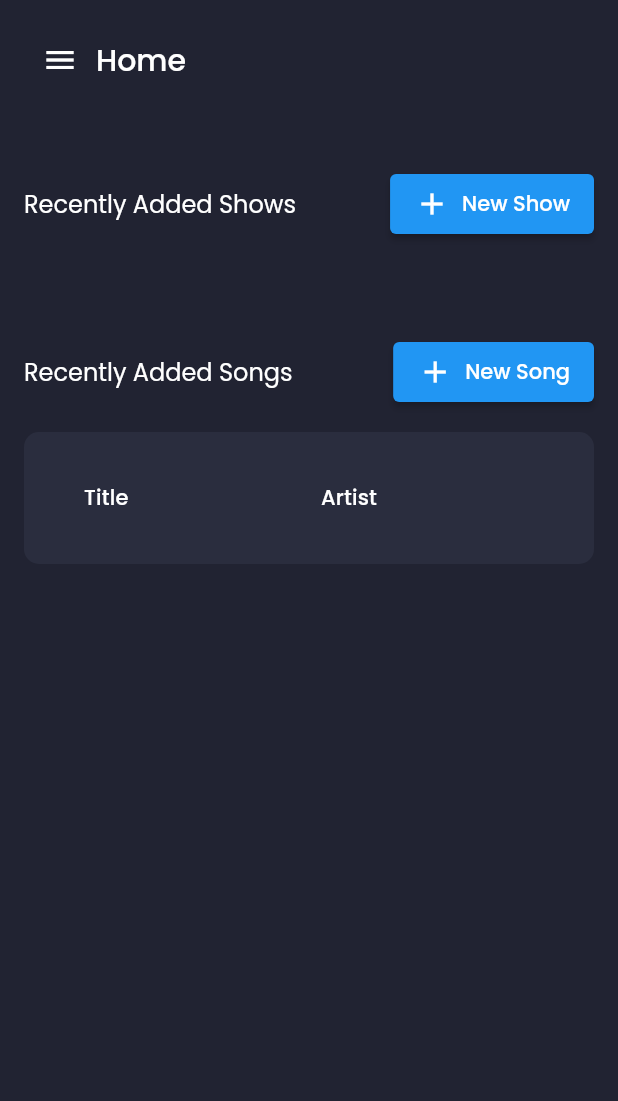
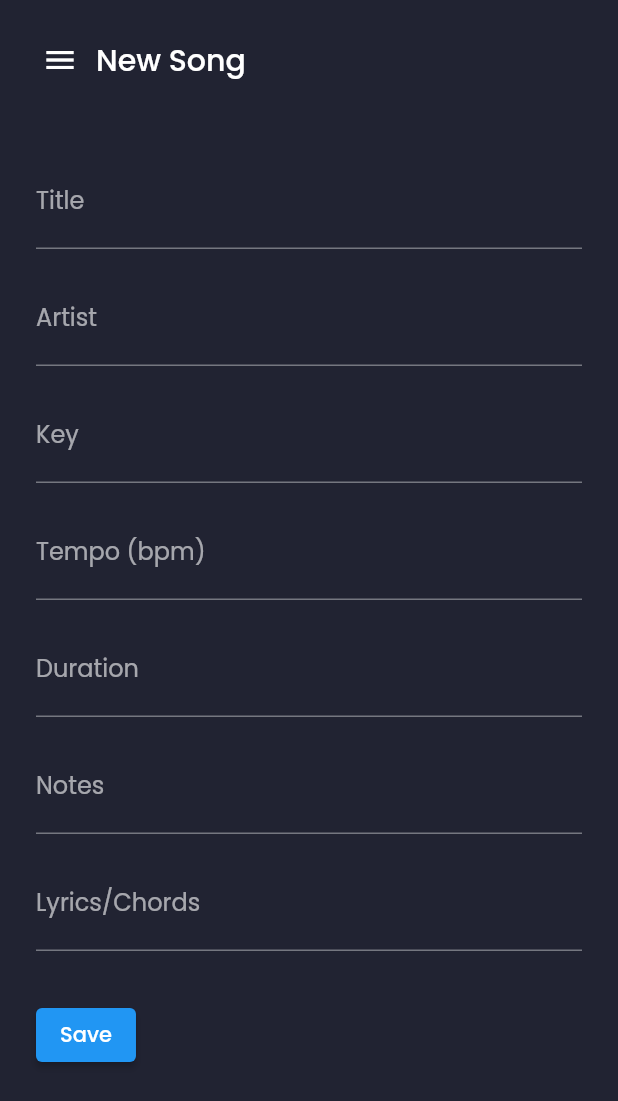
Before and after one commit to nandopedrosa/songlist-mobile, a Flutter app: the screen it shows after launch, after a tap on the "menu" icon, after a tap on "New Show", after a tap on "New Song", on a phone screen of 412 x 824 dp. Shown: the top 1101 px of the screen. Run offline on Flutter 3.47's test engine with Material 2 defaults, Android fonts, the phone set to English and light mode, and no system bars; drawn by our look-alikes of data_table_2; our stand-ins replace flutter_svg, google_fonts, sqflite; missing offline and left inert: easy_mask; accounts and stored records are empty; project files that could hold a hidden picture were left out.

Commit message:
New song form. Not saving yet

```diff
--- a/songlist_mobile/lib/components/all_songs_table.dart
+++ b/songlist_mobile/lib/components/all_songs_table.dart
@@ -2,8 +2,7 @@ import 'package:flutter/material.dart';
 import 'package:songlist_mobile/localization/localization_service.dart';
 import 'package:songlist_mobile/models/song.dart';
 import 'package:songlist_mobile/service/song_service.dart';
-import 'package:flutter_svg/flutter_svg.dart';
-import '../constants.dart';
+import '../util/constants.dart';
 
 // ignore: must_be_immutable
 class AllSongsTable extends StatefulWidget {
--- /dev/null
+++ b/songlist_mobile/lib/components/edit_song_form.dart
@@ -0,0 +1,145 @@
+import 'package:flutter/material.dart';
+import 'package:intl/intl.dart';
+import 'package:songlist_mobile/components/save_button.dart';
+import 'package:songlist_mobile/components/text_area_editor.dart';
+import 'package:songlist_mobile/components/text_field_editor.dart';
+import 'package:songlist_mobile/localization/localization_service.dart';
+import 'package:songlist_mobile/models/song.dart';
+import 'package:songlist_mobile/service/song_service.dart';
+import 'package:songlist_mobile/util/validation.dart';
+import '../util/constants.dart';
+
+// ignore: must_be_immutable
+class EditSongForm extends StatefulWidget {
+  int? songId;
+
+  EditSongForm({
+    Key? key,
+    this.songId,
+  }) : super(key: key);
+
+  @override
+  _EditSongForm createState() => _EditSongForm(songId);
+}
+
+class _EditSongForm extends State<EditSongForm> {
+  int? songId;
+  final TextEditingController _titleController = TextEditingController();
+  final TextEditingController _artistController = TextEditingController();
+  final TextEditingController _keyController = TextEditingController();
+  final TextEditingController _tempoController = TextEditingController();
+  final TextEditingController _durationController = TextEditingController();
+  final TextEditingController _notesController = TextEditingController();
+  final TextEditingController _lyricsController = TextEditingController();
+  late SongService service;
+
+  _EditSongForm(this.songId);
+
+  @override
+  void initState() {
+    super.initState();
+    this.service = SongService();
+  }
+
+  @override
+  Widget build(BuildContext context) {
+    return Column(
+      crossAxisAlignment: CrossAxisAlignment.start,
+      children: <Widget>[
+        TextFieldEditor(
+          controller: _titleController,
+          label: LocalizationService.instance.getLocalizedString('title'),
+        ),
+        TextFieldEditor(
+          controller: _artistController,
+          label: LocalizationService.instance.getLocalizedString('artist'),
+        ),
+        TextFieldEditor(
+          controller: _keyController,
+          label: LocalizationService.instance.getLocalizedString('key'),
+        ),
+        TextFieldEditor(
+          controller: _tempoController,
+          label: LocalizationService.instance.getLocalizedString('tempo'),
+          keyboardType: TextInputType.number,
+          acceptNumbersOnly: true,
+          maxLength: 3,
+        ),
+        TextFieldEditor(
+          controller: _durationController,
+          label: LocalizationService.instance.getLocalizedString('duration'),
+          keyboardType: TextInputType.number,
+          mask: "99:99",
+          acceptNumbersOnly: true,
+        ),
+        TextAreaEditor(
+          controller: this._notesController,
+          label: LocalizationService.instance.getLocalizedString('notes'),
+        ),
+        TextAreaEditor(
+          controller: this._lyricsController,
+          label:
+              LocalizationService.instance.getLocalizedString('lyrics/chords'),
+        ),
+        SaveButton(
+          onPressed: this.saveSong,
+        ),
+      ],
+    );
+  }
+
+  void saveSong() {
+    var now = new DateTime.now();
+    var formatter = new DateFormat('yyyy-MM-dd HH:mm:ss');
+    String nowFormattedDate = formatter.format(now);
+
+    Song song = Song(
+        title: this._titleController.text,
+        artist: this._artistController.text,
+        key: this._keyController.text,
+        tempo: this._tempoController.text.isNotEmpty
+            ? int.parse(this._tempoController.text)
+            : null,
+        duration: this._durationController.text,
+        lyrics: this._lyricsController.text,
+        notes: this._notesController.text,
+        created_on: nowFormattedDate);
+
+    Validation validation = service.validate(song);
+
+    if (validation.isValid) {
+    } else {
+      showDialog(
+          barrierDismissible: false,
+          context: context,
+          builder: (BuildContext context) {
+            return AlertDialog(
+              shape: RoundedRectangleBorder(
+                  borderRadius:
+                      BorderRadius.all(Radius.circular(defaultPadding))),
+              backgroundColor: secondaryColor,
+              title: Text(
+                'Please, correct the errors below:',
+                style: TextStyle(fontSize: defaultFontSize),
+              ),
+              content: Text(
+                validation.getMessagesMultiline(),
+                style:
+                    TextStyle(fontSize: defaultFontSize, color: Colors.white54),
+              ),
+              actions: [
+                TextButton(
+                  style: TextButton.styleFrom(
+                    textStyle: const TextStyle(fontSize: defaultFontSize),
+                  ),
+                  onPressed: () {
+                    Navigator.pop(context);
+                  },
+                  child: const Text('OK'),
+                ),
+              ],
+            );
+          });
+    }
+  }
+}
--- a/songlist_mobile/lib/components/header.dart
+++ b/songlist_mobile/lib/components/header.dart
@@ -1,5 +1,5 @@
 import 'package:songlist_mobile/controllers/MenuController.dart';
-import 'package:songlist_mobile/responsive.dart';
+import 'package:songlist_mobile/util/responsive.dart';
 import 'package:flutter/material.dart';
 import 'package:provider/provider.dart';
 
--- a/songlist_mobile/lib/components/recent_show_card.dart
+++ b/songlist_mobile/lib/components/recent_show_card.dart
@@ -1,6 +1,6 @@
 import 'package:flutter/material.dart';
 import 'package:songlist_mobile/database/dto/show_dto.dart';
-import '../../../constants.dart';
+import '../util/constants.dart';
 
 class RecentShowCard extends StatelessWidget {
   const RecentShowCard({
--- a/songlist_mobile/lib/components/recent_shows_grid.dart
+++ b/songlist_mobile/lib/components/recent_shows_grid.dart
@@ -1,10 +1,10 @@
 import 'package:songlist_mobile/components/recent_show_card.dart';
 import 'package:songlist_mobile/database/dto/show_dto.dart';
 import 'package:songlist_mobile/localization/localization_service.dart';
-import 'package:songlist_mobile/responsive.dart';
+import 'package:songlist_mobile/util/responsive.dart';
 import 'package:flutter/material.dart';
 import 'package:songlist_mobile/service/show_service.dart';
-import '../../../constants.dart';
+import '../util/constants.dart';
 
 class RecentShowsGrid extends StatefulWidget {
   const RecentShowsGrid({
--- a/songlist_mobile/lib/components/recent_songs_table.dart
+++ b/songlist_mobile/lib/components/recent_songs_table.dart
@@ -4,7 +4,7 @@ import 'package:songlist_mobile/localization/localization_service.dart';
 import 'package:songlist_mobile/models/song.dart';
 import 'package:songlist_mobile/service/song_service.dart';
 
-import '../../../constants.dart';
+import '../util/constants.dart';
 
 // ignore: must_be_immutable
 class RecentSongsTable extends StatefulWidget {
--- /dev/null
+++ b/songlist_mobile/lib/components/save_button.dart
@@ -0,0 +1,20 @@
+import 'package:flutter/material.dart';
+import 'package:songlist_mobile/util/constants.dart';
+import 'package:songlist_mobile/localization/localization_service.dart';
+
+class SaveButton extends StatelessWidget {
+  final VoidCallback onPressed;
+
+  const SaveButton({Key? key, required this.onPressed}) : super(key: key);
+
+  @override
+  Widget build(BuildContext context) {
+    return Padding(
+      padding:
+          EdgeInsets.only(left: formFieldPadding, top: formFieldPadding * 3),
+      child: ElevatedButton(
+          onPressed: this.onPressed,
+          child: Text(LocalizationService.instance.getLocalizedString('save'))),
+    );
+  }
+}
--- /dev/null
+++ b/songlist_mobile/lib/components/text_area_editor.dart
@@ -0,0 +1,28 @@
+import 'package:flutter/material.dart';
+import 'package:flutter/services.dart';
+import 'package:songlist_mobile/util/constants.dart';
+
+// ignore: must_be_immutable
+class TextAreaEditor extends StatelessWidget {
+  final TextEditingController controller;
+  final String label;
+  final String? hint;
+
+  const TextAreaEditor(
+      {Key? key, required this.controller, required this.label, this.hint})
+      : super(key: key);
+
+  @override
+  Widget build(BuildContext context) {
+    return Padding(
+      padding: const EdgeInsets.all(formFieldPadding),
+      child: TextField(
+        keyboardType: TextInputType.multiline,
+        controller: this.controller,
+        maxLength: null,
+        maxLines: null,
+        decoration: InputDecoration(labelText: this.label, hintText: this.hint),
+      ),
+    );
+  }
+}
--- /dev/null
+++ b/songlist_mobile/lib/components/text_field_editor.dart
@@ -0,0 +1,56 @@
+import 'package:easy_mask/easy_mask.dart';
+import 'package:flutter/material.dart';
+import 'package:flutter/services.dart';
+import 'package:songlist_mobile/util/constants.dart';
+
+// ignore: must_be_immutable
+class TextFieldEditor extends StatelessWidget {
+  final TextEditingController controller;
+  final String label;
+  String? hint;
+  IconData? icon;
+  final int? maxLength;
+  final TextInputType keyboardType;
+  final bool acceptNumbersOnly;
+  final Color fillColor;
+  final bool filled;
+  final String mask;
+
+  TextFieldEditor({
+    Key? key,
+    required this.controller,
+    required this.label,
+    this.hint,
+    this.icon,
+    this.maxLength = 64,
+    this.acceptNumbersOnly = false,
+    this.fillColor = secondaryColor,
+    this.filled = false,
+    this.mask = 'X*', //any character
+    this.keyboardType = TextInputType.text,
+  }) : super(key: key);
+
+  @override
+  Widget build(BuildContext context) {
+    return Padding(
+      padding: const EdgeInsets.all(formFieldPadding),
+      child: TextField(
+        controller: controller,
+        style: TextStyle(fontSize: defaultFontSize),
+        keyboardType: keyboardType,
+        inputFormatters: [
+          LengthLimitingTextInputFormatter(maxLength),
+          if (this.acceptNumbersOnly) FilteringTextInputFormatter.digitsOnly,
+          TextInputMask(mask: this.mask)
+        ],
+        decoration: InputDecoration(
+          fillColor: this.fillColor,
+          filled: this.filled,
+          icon: icon != null ? Icon(icon) : null,
+          labelText: label,
+          hintText: hint != null ? hint : null,
+        ),
+      ),
+    );
+  }
+}
--- a/songlist_mobile/lib/localization/localization_strings.dart
+++ b/songlist_mobile/lib/localization/localization_strings.dart
@@ -6,8 +6,27 @@ class LocalizationStrings {
     'recent_shows': ['Recently Added Shows', 'Shows Recentes'],
     'songs': ['Songs', 'Músicas'],
     'all_songs': ['All Songs', 'Todas as Músicas'],
+    'search': ['Search', 'Buscar'],
     'title': ['Title', 'Título'],
     'artist': ['Artist', 'Artista'],
-    'search': ['Search', 'Buscar'],
+    'key': ['Key', 'Tom'],
+    'tempo': ['Tempo (bpm)', 'Tempo (bpm)'],
+    'duration': ['Duration', 'Duração'],
+    'lyrics/chords': ['Lyrics/Chords', 'Letra/Cifra'],
+    'notes': ['Notes', 'Observações'],
+    'created_on': ['Created on', 'Criado(a) em'],
+    'save': ['Save', 'Salvar'],
+    'title_mandatory': [
+      'The title field is mandatory',
+      'O campo de título é obrigatório'
+    ],
+    'artist_mandatory': [
+      'The artist field is mandatory',
+      'O campo de artista é obrigatório'
+    ],
+    'created_on_mandatory': [
+      'The creation date is mandatory',
+      'A data de criação é obrigatória'
+    ],
   };
 }
--- a/songlist_mobile/lib/main.dart
+++ b/songlist_mobile/lib/main.dart
@@ -1,4 +1,4 @@
-import 'package:songlist_mobile/constants.dart';
+import 'package:songlist_mobile/util/constants.dart';
 import 'package:songlist_mobile/controllers/MenuController.dart';
 import 'package:songlist_mobile/screens/home_screen.dart';
 import 'package:songlist_mobile/screens/main_screen.dart';
--- a/songlist_mobile/lib/screens/all_songs_screen.dart
+++ b/songlist_mobile/lib/screens/all_songs_screen.dart
@@ -2,8 +2,10 @@ import 'package:flutter/material.dart';
 import 'package:songlist_mobile/components/all_songs_table.dart';
 import 'package:songlist_mobile/components/header.dart';
 import 'package:songlist_mobile/localization/localization_service.dart';
-import 'package:songlist_mobile/responsive.dart';
-import '../../constants.dart';
+import 'package:songlist_mobile/main.dart';
+import 'package:songlist_mobile/util/responsive.dart';
+import 'package:songlist_mobile/screens/edit_song_screen.dart';
+import '../util/constants.dart';
 
 // ignore: must_be_immutable
 class AllSongsScreen extends StatefulWidget {
@@ -39,7 +41,19 @@ class _AllSongsScreenState extends State<AllSongsScreen> {
                                   (Responsive.isMobile(context) ? 2 : 1),
                             ),
                           ),
-                          onPressed: () {},
+                          onPressed: () {
+                            Navigator.push(
+                              context,
+                              MaterialPageRoute(
+                                builder: (context) => SonglistPlusMobileApp(
+                                  activeScreen: EditSongScreen(
+                                    headerTitle: LocalizationService.instance
+                                        .getLocalizedString('new_song'),
+                                  ),
+                                ),
+                              ),
+                            );
+                          },
                           icon: Icon(Icons.add),
                           label: Text(
                             LocalizationService.instance
--- a/songlist_mobile/lib/screens/edit_song_screen.dart
+++ b/songlist_mobile/lib/screens/edit_song_screen.dart
@@ -0,0 +1,55 @@
+import 'package:flutter/material.dart';
+
+import 'package:songlist_mobile/components/all_songs_table.dart';
+import 'package:songlist_mobile/components/edit_song_form.dart';
+import 'package:songlist_mobile/components/header.dart';
+import 'package:songlist_mobile/localization/localization_service.dart';
+import 'package:songlist_mobile/util/responsive.dart';
+
+import '../util/constants.dart';
+
+// ignore: must_be_immutable
+class EditSongScreen extends StatefulWidget {
+  String headerTitle;
+  int? songId;
+
+  EditSongScreen({
+    Key? key,
+    required this.headerTitle,
+    this.songId,
+  }) : super(key: key);
+
+  @override
+  _EditSongScreen createState() => _EditSongScreen(headerTitle, songId);
+}
+
+class _EditSongScreen extends State<EditSongScreen> {
+  String headerTitle;
+  int? songId;
+
+  _EditSongScreen(this.headerTitle, this.songId);
+
+  @override
+  Widget build(BuildContext context) {
+    return SafeArea(
+      child: SingleChildScrollView(
+        padding: EdgeInsets.all(defaultPadding),
+        child: Column(
+          children: [
+            Header(title: this.headerTitle),
+            Row(crossAxisAlignment: CrossAxisAlignment.start, children: [
+              Expanded(
+                flex: 5,
+                child: Column(
+                  children: [
+                    EditSongForm(songId: songId),
+                  ],
+                ),
+              )
+            ])
+          ],
+        ),
+      ),
+    );
+  }
+}
--- a/songlist_mobile/lib/screens/home_screen.dart
+++ b/songlist_mobile/lib/screens/home_screen.dart
@@ -3,9 +3,11 @@ import 'package:songlist_mobile/components/header.dart';
 import 'package:songlist_mobile/components/recent_shows_grid.dart';
 import 'package:songlist_mobile/components/recent_songs_table.dart';
 import 'package:songlist_mobile/localization/localization_service.dart';
-import 'package:songlist_mobile/responsive.dart';
+import 'package:songlist_mobile/main.dart';
+import 'package:songlist_mobile/util/responsive.dart';
+import 'package:songlist_mobile/screens/edit_song_screen.dart';
 
-import '../../constants.dart';
+import '../util/constants.dart';
 
 // ignore: must_be_immutable
 class HomeScreen extends StatefulWidget {
@@ -47,7 +49,19 @@ class _HomeScreenState extends State<HomeScreen> {
                                   (Responsive.isMobile(context) ? 2 : 1),
                             ),
                           ),
-                          onPressed: () {},
+                          onPressed: () {
+                            Navigator.push(
+                              context,
+                              MaterialPageRoute(
+                                builder: (context) => SonglistPlusMobileApp(
+                                  activeScreen: EditSongScreen(
+                                    headerTitle: LocalizationService.instance
+                                        .getLocalizedString('new_song'),
+                                  ),
+                                ),
+                              ),
+                            );
+                          },
                           icon: Icon(Icons.add),
                           label: Text(
                             LocalizationService.instance
--- a/songlist_mobile/lib/screens/main_screen.dart
+++ b/songlist_mobile/lib/screens/main_screen.dart
@@ -2,7 +2,7 @@ import 'package:flutter/material.dart';
 import 'package:provider/provider.dart';
 import 'package:songlist_mobile/components/side_menu.dart';
 import 'package:songlist_mobile/controllers/MenuController.dart';
-import 'package:songlist_mobile/responsive.dart';
+import 'package:songlist_mobile/util/responsive.dart';
 
 class MainScreen extends StatelessWidget {
   final Widget activeScreen;
--- a/songlist_mobile/lib/service/song_service.dart
+++ b/songlist_mobile/lib/service/song_service.dart
@@ -1,8 +1,34 @@
 import 'package:songlist_mobile/database/dao/song_dao.dart';
+import 'package:songlist_mobile/localization/localization_service.dart';
 import 'package:songlist_mobile/models/song.dart';
+import 'package:songlist_mobile/util/validation.dart';
 
 class SongService {
   SongDao _dao = SongDao();
+
+  Validation validate(Song song) {
+    Validation validation = Validation(isValid: true, messages: []);
+
+    if (song.title.isEmpty) {
+      validation.isValid = false;
+      validation.messages.add(
+          LocalizationService.instance.getLocalizedString('title_mandatory'));
+    }
+
+    if (song.artist.isEmpty) {
+      validation.isValid = false;
+      validation.messages.add(
+          LocalizationService.instance.getLocalizedString('artist_mandatory'));
+    }
+
+    if (song.created_on.isEmpty) {
+      validation.isValid = false;
+      validation.messages.add(LocalizationService.instance
+          .getLocalizedString('created_on_mandatory'));
+    }
+
+    return validation;
+  }
 
   Future<List<Song>> getRecentSongs() {
     Future<List<Song>> recentSongs = this._dao.getRecentSongs();
--- a/songlist_mobile/lib/constants.dart
+++ b/songlist_mobile/lib/util/constants.dart
@@ -4,4 +4,6 @@ const primaryColor = Color(0xFF2697FF);
 const secondaryColor = Color(0xFF2A2D3E);
 const bgColor = Color(0xFF212332);
 
+const defaultFontSize = 16.0;
 const defaultPadding = 16.0;
+const formFieldPadding = 8.0;
--- /dev/null
+++ b/songlist_mobile/lib/util/validation.dart
@@ -0,0 +1,18 @@
+class Validation {
+  bool isValid;
+  List<String> messages;
+
+  Validation({
+    required this.isValid,
+    required this.messages,
+  });
+
+  String getMessagesMultiline() {
+    String multiLineMessage = '';
+    for (String message in messages) {
+      multiLineMessage += message;
+      multiLineMessage += "\n\n";
+    }
+    return multiLineMessage;
+  }
+}
--- a/songlist_mobile/pubspec.yaml
+++ b/songlist_mobile/pubspec.yaml
@@ -30,6 +30,9 @@ dependencies:
   fl_chart: ^0.36.1
   provider: ^5.0.0
   data_table_2: ^2.0.3
+  easy_mask: ^2.0.0
+  intl: ^0.17.0
+
   # The following adds the Cupertino Icons font to your application.
   # Use with the CupertinoIcons class for iOS style icons.
   cupertino_icons: ^1.0.3
```
Also changed, not shown: songlist_mobile/lib/util/responsive.dart (renamed from songlist_mobile/lib/responsive.dart).
